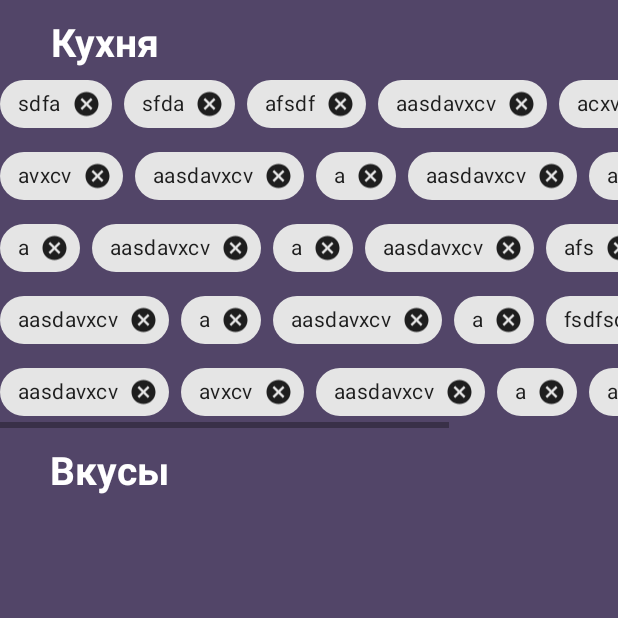
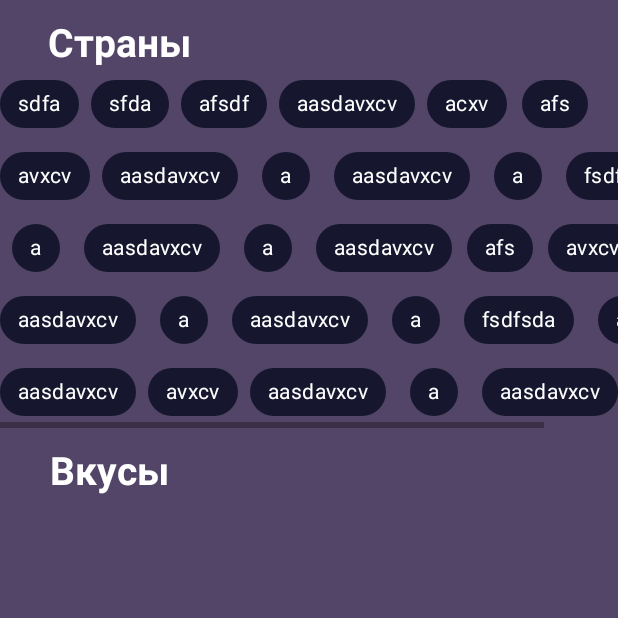
Before and after one commit to AndriiChemer/Recipes---kotlin-koin, an Android app: the CustomCategoryActivity screen opened directly, with no data from a screen before it, on a phone screen of 412 x 824 dp, the top half of it. Run offline under Robolectric (Android 15) with nearby library versions, the phone set to English and light mode, and no system bars; Roboto replaces fonts that are not available here.

Commit message:
Refactor code

```diff
--- a/app/src/main/java/com/artatech/inkbook/recipes/MainActivity.kt
+++ b/app/src/main/java/com/artatech/inkbook/recipes/MainActivity.kt
@@ -8,7 +8,7 @@ import androidx.appcompat.app.AppCompatActivity
 import androidx.fragment.app.Fragment
 import com.artatech.inkbook.recipes.api.response.models.CategoryKitchenTastyResponse
 import com.artatech.inkbook.recipes.api.response.models.category.CategoryModel
-import com.artatech.inkbook.recipes.api.response.models.recipe.KitchenResponse
+import com.artatech.inkbook.recipes.api.response.models.recipe.CountryResponse
 import com.artatech.inkbook.recipes.api.response.models.recipe.TastyResponse
 import com.artatech.inkbook.recipes.core.extentions.addFragment
 import com.artatech.inkbook.recipes.core.extentions.replaceFragment
@@ -46,10 +46,10 @@ class MainActivity: AppCompatActivity(), FragmentNavigationListener {
     }
 
     private fun setArgumentsForKitchenFragment(
-        kitchenList: List<KitchenResponse>,
+        countryList: List<CountryResponse>,
         tastyList: List<TastyResponse>
     ) {
-        kitchenFragment.setArguments(kitchenList, tastyList)
+        kitchenFragment.setArguments(countryList, tastyList)
     }
 
     private fun launchCategoriesFragment(categoriesList: List<CategoryModel>) {
--- a/app/src/main/java/com/artatech/inkbook/recipes/api/response/models/CategoryKitchenTastyResponse.kt
+++ b/app/src/main/java/com/artatech/inkbook/recipes/api/response/models/CategoryKitchenTastyResponse.kt
@@ -1,10 +1,10 @@
 package com.artatech.inkbook.recipes.api.response.models
 
 import com.artatech.inkbook.recipes.api.response.models.category.CategoryModel
-import com.artatech.inkbook.recipes.api.response.models.recipe.KitchenResponse
+import com.artatech.inkbook.recipes.api.response.models.recipe.CountryResponse
 import com.artatech.inkbook.recipes.api.response.models.recipe.TastyResponse
 
 class CategoryKitchenTastyResponse(
     val categories: List<CategoryModel>,
-    val kitchens: List<KitchenResponse>,
+    val kitchens: List<CountryResponse>,
     val tastes: List<TastyResponse>)
--- a/app/src/main/java/com/artatech/inkbook/recipes/api/response/models/FullRecipeResponse.kt
+++ b/app/src/main/java/com/artatech/inkbook/recipes/api/response/models/FullRecipeResponse.kt
@@ -10,7 +10,7 @@ class FullRecipeResponse(
     val energies: List<EnergyResponse>,
     val cookSteps: List<CookStepResponse>,
     val tags: List<TagResponse>,
-    val kitchens: List<KitchenResponse>
+    val kitchens: List<CountryResponse>
 ): ListRecyclerItem {
     override fun getViewType() = RECIPE_VIEW_TYPE
 }
--- a/app/src/main/java/com/artatech/inkbook/recipes/api/response/models/recipe/TastyResponse.kt
+++ b/app/src/main/java/com/artatech/inkbook/recipes/api/response/models/recipe/TastyResponse.kt
@@ -1,8 +1,11 @@
 package com.artatech.inkbook.recipes.api.response.models.recipe
 
+import com.artatech.inkbook.recipes.ui.kitchen.presentation.KitchenModel
 import java.io.Serializable
 
 class TastyResponse(
     val id: Int,
     val name: String
-): Serializable
+): Serializable, KitchenModel {
+    override fun getNameForTitle() = name
+}
--- a/app/src/main/java/com/artatech/inkbook/recipes/ui/kitchen/presentation/KitchenBundleModel.kt
+++ b/app/src/main/java/com/artatech/inkbook/recipes/ui/kitchen/presentation/KitchenBundleModel.kt
@@ -1,9 +1,9 @@
 package com.artatech.inkbook.recipes.ui.kitchen.presentation
 
-import com.artatech.inkbook.recipes.api.response.models.recipe.KitchenResponse
+import com.artatech.inkbook.recipes.api.response.models.recipe.CountryResponse
 import com.artatech.inkbook.recipes.api.response.models.recipe.TastyResponse
 import java.io.Serializable
 
 class KitchenBundleModel(
-    val kitchens: List<KitchenResponse>,
+    val countries: List<CountryResponse>,
     val tastes: List<TastyResponse>): Serializable
--- /dev/null
+++ b/app/src/main/java/com/artatech/inkbook/recipes/ui/kitchen/presentation/KitchenModel.kt
@@ -0,0 +1,5 @@
+package com.artatech.inkbook.recipes.ui.kitchen.presentation
+
+interface KitchenModel {
+    fun getNameForTitle(): String
+}
--- a/app/src/main/java/com/artatech/inkbook/recipes/ui/recipedetail/presentation/RecipeDetailActivity.kt
+++ b/app/src/main/java/com/artatech/inkbook/recipes/ui/recipedetail/presentation/RecipeDetailActivity.kt
@@ -156,10 +156,10 @@ class RecipeDetailActivity : AppCompatActivity() {
         container.addView(view)
     }
 
-    private fun showKitchen(kitchens: List<KitchenResponse>) {
-        val isKitchenVisible = kitchens.isNotEmpty()
+    private fun showKitchen(countries: List<CountryResponse>) {
+        val isKitchenVisible = countries.isNotEmpty()
         if (isKitchenVisible) {
-            kitchen.text = kitchens[0].name
+            kitchen.text = countries[0].name
         } else {
             kitchenIcon.visibility = View.GONE
             kitchen.visibility = View.GONE
--- a/app/src/main/res/layout/activity_custom_category.xml
+++ b/app/src/main/res/layout/activity_custom_category.xml
@@ -7,11 +7,11 @@
     android:background="@color/layoutBackground">
 
     <TextView
-        android:id="@+id/kitchenTitle"
+        android:id="@+id/countryTitle"
         android:layout_width="wrap_content"
         android:layout_height="wrap_content"
         android:gravity="center"
-        android:text="@string/kitchen_title"
+        android:text="@string/countries"
         android:textColor="@color/textColorWhite"
         android:textSize="26sp"
         android:textStyle="bold"
@@ -22,12 +22,12 @@
         app:layout_constraintTop_toTopOf="parent"/>
 
     <HorizontalScrollView
-        android:id="@+id/kitchenChipGroupScroll"
+        android:id="@+id/countryChipGroupScroll"
         android:layout_width="match_parent"
         android:layout_height="wrap_content"
         app:layout_constraintEnd_toEndOf="parent"
         app:layout_constraintStart_toStartOf="parent"
-        app:layout_constraintTop_toBottomOf="@+id/kitchenTitle" >
+        app:layout_constraintTop_toBottomOf="@+id/countryTitle" >
         <LinearLayout
             android:id="@+id/groupContainer"
             android:layout_width="wrap_content"
@@ -55,7 +55,7 @@
         app:layout_constraintHorizontal_bias="0.1"
         app:layout_constraintEnd_toEndOf="parent"
         app:layout_constraintStart_toStartOf="parent"
-        app:layout_constraintTop_toBottomOf="@+id/kitchenChipGroupScroll"/>
+        app:layout_constraintTop_toBottomOf="@+id/countryChipGroupScroll"/>
 
     <ScrollView
         android:layout_width="match_parent"
--- a/app/src/main/res/layout/item_chip.xml
+++ b/app/src/main/res/layout/item_chip.xml
@@ -1,9 +1,13 @@
 <?xml version="1.0" encoding="utf-8"?>
 <com.google.android.material.chip.Chip xmlns:android="http://schemas.android.com/apk/res/android"
     xmlns:tools="http://schemas.android.com/tools"
+    xmlns:app="http://schemas.android.com/apk/res-auto"
     style="@style/Widget.MaterialComponents.Chip.Entry"
     android:theme="@style/Theme.MaterialComponents.Light"
     android:layout_width="wrap_content"
     android:layout_height="wrap_content"
+    android:textColor="@color/textColorWhite"
+    app:chipBackgroundColor="@color/chipColor"
+    app:closeIconEnabled="false"
     tools:layout_width="250dp"
     tools:layout_height="250dp" />
--- a/app/src/main/res/values/colors.xml
+++ b/app/src/main/res/values/colors.xml
@@ -33,5 +33,6 @@
     <color name="recipeCategoryBackground">@color/mulledWine</color>
     <color name="navBarBackgroundColor">@color/mirage</color>
     <color name="layoutBackground">@color/mulledWine</color>
+    <color name="chipColor">@color/mirage</color>
 
 </resources>
--- a/app/src/main/res/values/strings.xml
+++ b/app/src/main/res/values/strings.xml
@@ -14,6 +14,6 @@
     <string name="kitchens">Кухня</string>
     <!-- TODO: Remove or change this placeholder text -->
     <string name="hello_blank_fragment">Hello blank fragment</string>
-    <string name="kitchen_title">Кухня</string>
     <string name="tasties">Вкусы</string>
+    <string name="countries">Страны</string>
 </resources>
```
Also changed, not shown: app/src/main/java/com/artatech/inkbook/recipes/api/response/models/recipe/CountryResponse.kt (added, +11 -0 lines), app/src/main/java/com/artatech/inkbook/recipes/api/response/models/recipe/KitchenResponse.kt (deleted, +0 -8 lines), app/src/main/java/com/artatech/inkbook/recipes/ui/kitchen/presentation/KitchenFragment.kt (+37 -49 lines), app/src/main/java/com/artatech/inkbook/recipes/ui/kitchen/presentation/KitchenViewModel.kt (+4 -4 lines), app/src/main/res/layout/kitchen_fragment.xml (+28 -11 lines).
